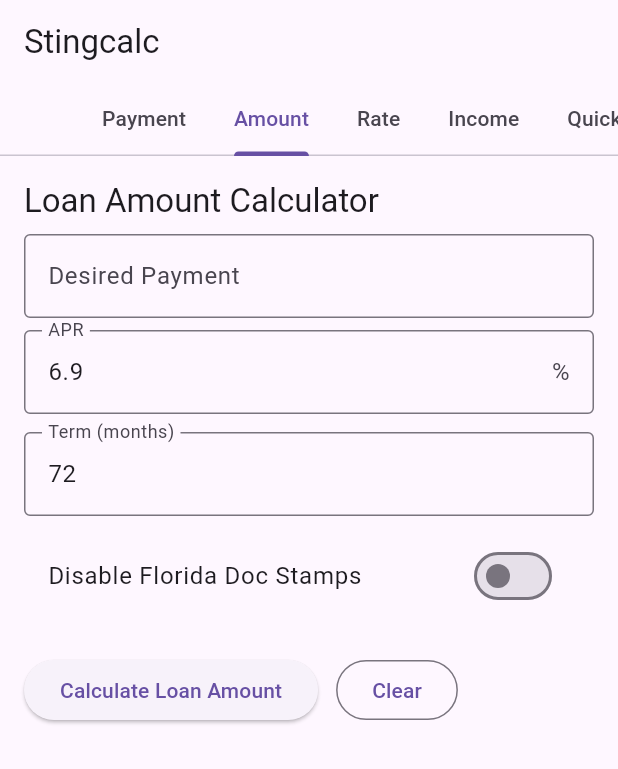
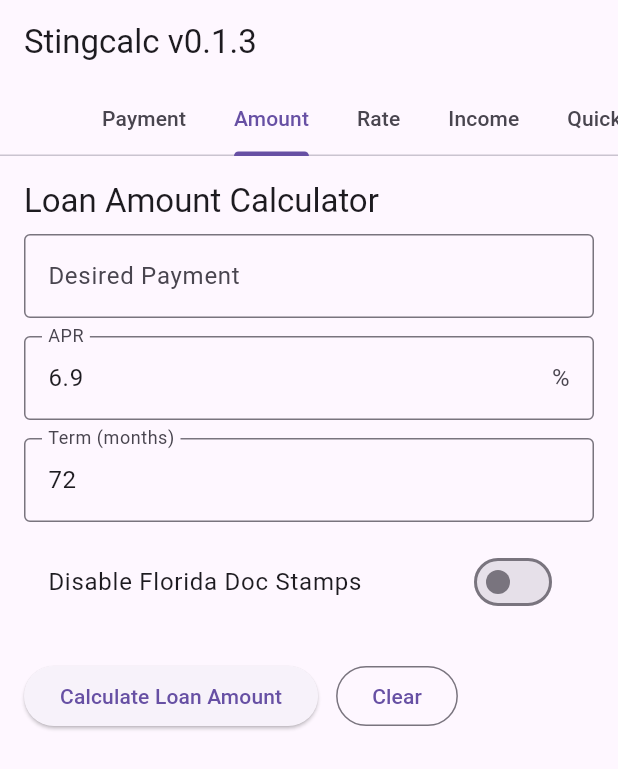
Before and after one commit to seanzmc/stingcalc_flutter, a Flutter app: the screen it shows after launch, tab 2 chosen, on a phone screen of 412 x 824 dp. Shown: the top 769 px of the screen. Run offline on Flutter 3.47's test engine with Material 3 defaults, Android fonts, the light colour scheme and no system bars.

Commit message:
Deploy updates. put v## in title to see changes.

```diff
--- a/lib/amount_calculator_screen.dart
+++ b/lib/amount_calculator_screen.dart
@@ -137,7 +137,7 @@ class _AmountCalculatorScreenState extends State<AmountCalculatorScreen> {
                 FocusScope.of(context).requestFocus(_rateFocusNode);
               },
             ),
-            const SizedBox(height: 8),
+            const SizedBox(height: 12),
             TextFormField(
               controller: _rateController,
               focusNode: _rateFocusNode,
@@ -158,7 +158,7 @@ class _AmountCalculatorScreenState extends State<AmountCalculatorScreen> {
               focusNode: _termFocusNode,
               decoration: const InputDecoration(labelText: 'Term (months)'),
               keyboardType: TextInputType.number,
-      textInputAction: TextInputAction.done,
+              textInputAction: TextInputAction.done,
               validator: (value) {
                 final basic = _requiredNumberValidator(value);
                 if (basic != null) return basic;
--- a/lib/main.dart
+++ b/lib/main.dart
@@ -62,7 +62,7 @@ class _StingcalcHomeState extends State<StingcalcHome>
   Widget build(BuildContext context) {
     return Scaffold(
       appBar: AppBar(
-        title: const Text('Stingcalc'),
+        title: const Text('Stingcalc v0.1.3'),
         bottom: TabBar(
           controller: _tabController,
           isScrollable: true,
@@ -78,15 +78,11 @@ class _StingcalcHomeState extends State<StingcalcHome>
       body: TabBarView(
         controller: _tabController,
         children: [
-          PaymentCalculatorScreen(
-            initialLoanAmount: _qpAmount,
-          ),
+          PaymentCalculatorScreen(initialLoanAmount: _qpAmount),
           const AmountCalculatorScreen(),
           const RateSolverScreen(),
           const IncomeCalculatorScreen(),
-          QuickPencilScreen(
-            onUseInPayment: _handleUseInPayment,
-          ),
+          QuickPencilScreen(onUseInPayment: _handleUseInPayment),
         ],
       ),
     );
```
Also changed, not shown: pubspec.lock, 3 other files.
